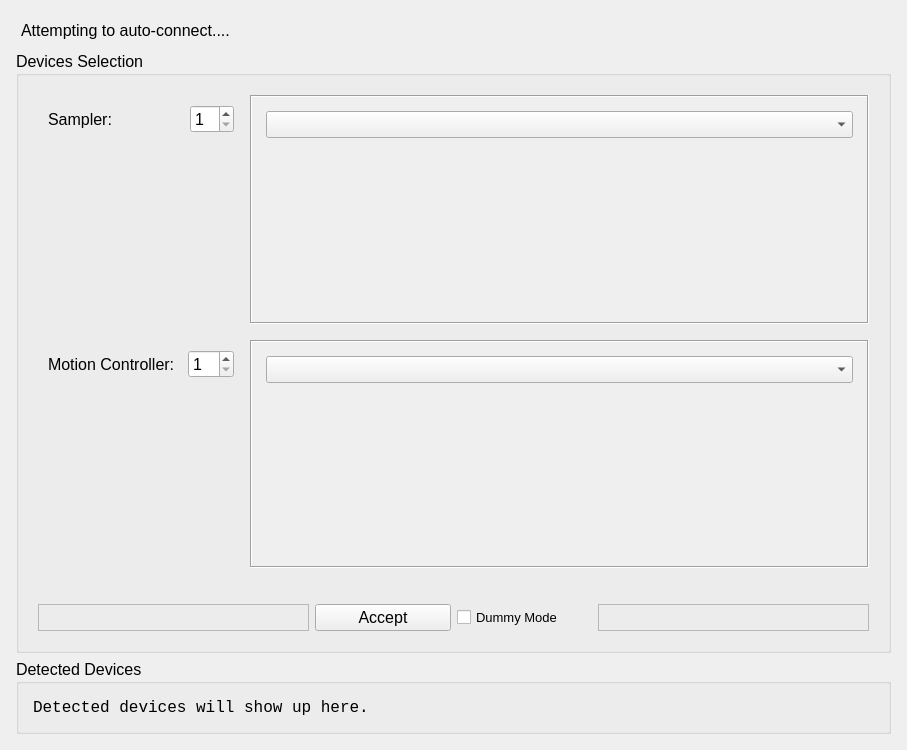
mitbailey/MMC, file ui/device_manager.ui: the form before one commit.
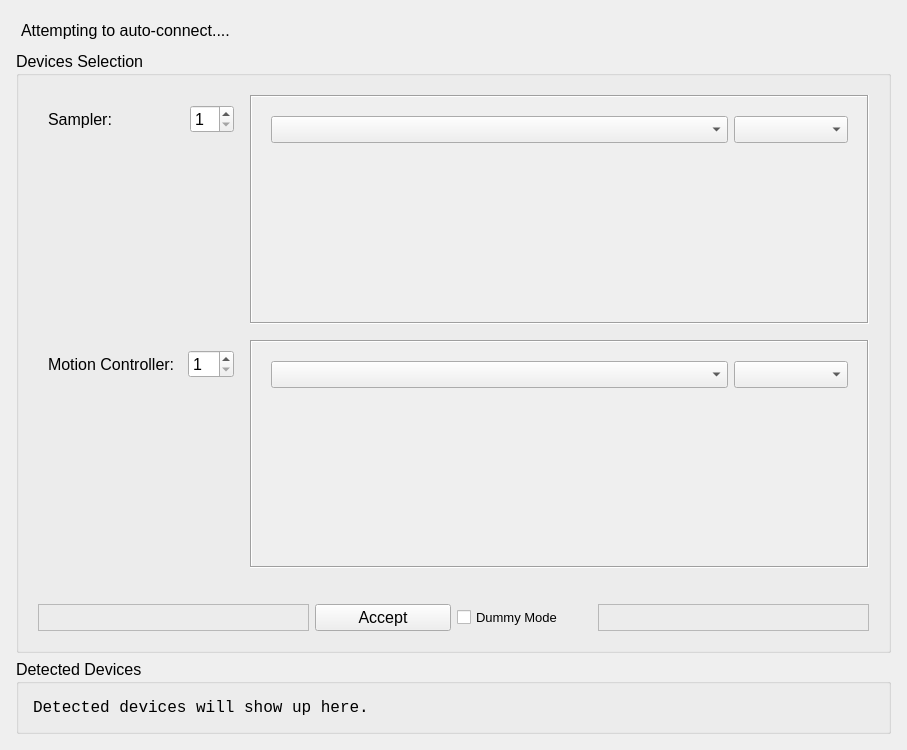
The form after the commit.

Commit message: Multiple device GUI functionality up to booting Main GUI.

```diff
--- a/ui/device_manager.ui
+++ b/ui/device_manager.ui
@@ -206,11 +206,46 @@
                   <property name="rightMargin">
                    <number>5</number>
                   </property>
-                  <item alignment="Qt::AlignTop">
-                   <widget class="QComboBox" name="samp_combo"/>
+                  <property name="bottomMargin">
+                   <number>5</number>
+                  </property>
+                  <item>
+                   <layout class="QHBoxLayout" name="sampler_combo_sublayout" stretch="4,1">
+                    <property name="leftMargin">
+                     <number>5</number>
+                    </property>
+                    <property name="topMargin">
+                     <number>5</number>
+                    </property>
+                    <property name="rightMargin">
+                     <number>5</number>
+                    </property>
+                    <property name="bottomMargin">
+                     <number>5</number>
+                    </property>
+                    <item>
+                     <widget class="QComboBox" name="samp_combo"/>
+                    </item>
+                    <item>
+                     <widget class="QComboBox" name="samp_model_combo"/>
+                    </item>
+                   </layout>
                   </item>
                  </layout>
                 </item>
+                <item>
+                 <spacer name="verticalSpacer_4">
+                  <property name="orientation">
+                   <enum>Qt::Vertical</enum>
+                  </property>
+                  <property name="sizeHint" stdset="0">
+                   <size>
+                    <width>20</width>
+                    <height>40</height>
+                   </size>
+                  </property>
+                 </spacer>
+                </item>
                </layout>
               </widget>
              </widget>
@@ -337,8 +372,27 @@
                   <property name="bottomMargin">
                    <number>5</number>
                   </property>
-                  <item alignment="Qt::AlignTop">
-                   <widget class="QComboBox" name="mtn_combo"/>
+                  <item>
+                   <layout class="QHBoxLayout" name="mtn_ctrl_combo_sublayout" stretch="4,1">
+                    <property name="leftMargin">
+                     <number>5</number>
+                    </property>
+                    <property name="topMargin">
+                     <number>5</number>
+                    </property>
+                    <property name="rightMargin">
+                     <number>5</number>
+                    </property>
+                    <property name="bottomMargin">
+                     <number>5</number>
+                    </property>
+                    <item>
+                     <widget class="QComboBox" name="mtn_combo"/>
+                    </item>
+                    <item>
+                     <widget class="QComboBox" name="mtn_model_combo"/>
+                    </item>
+                   </layout>
                   </item>
                  </layout>
                 </item>
```
The commit also changes 2 other files.
